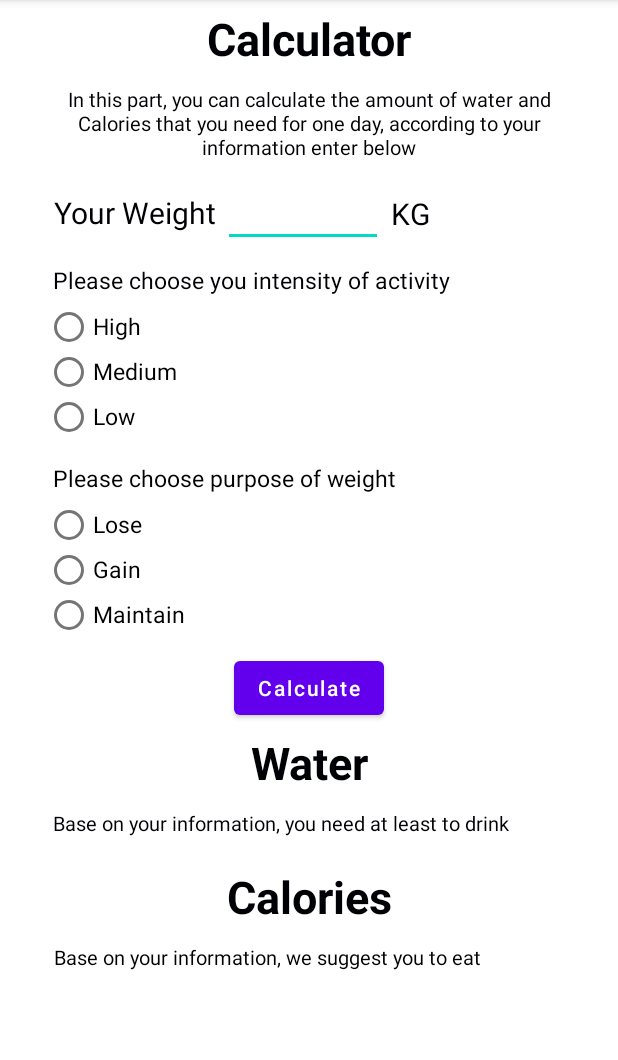
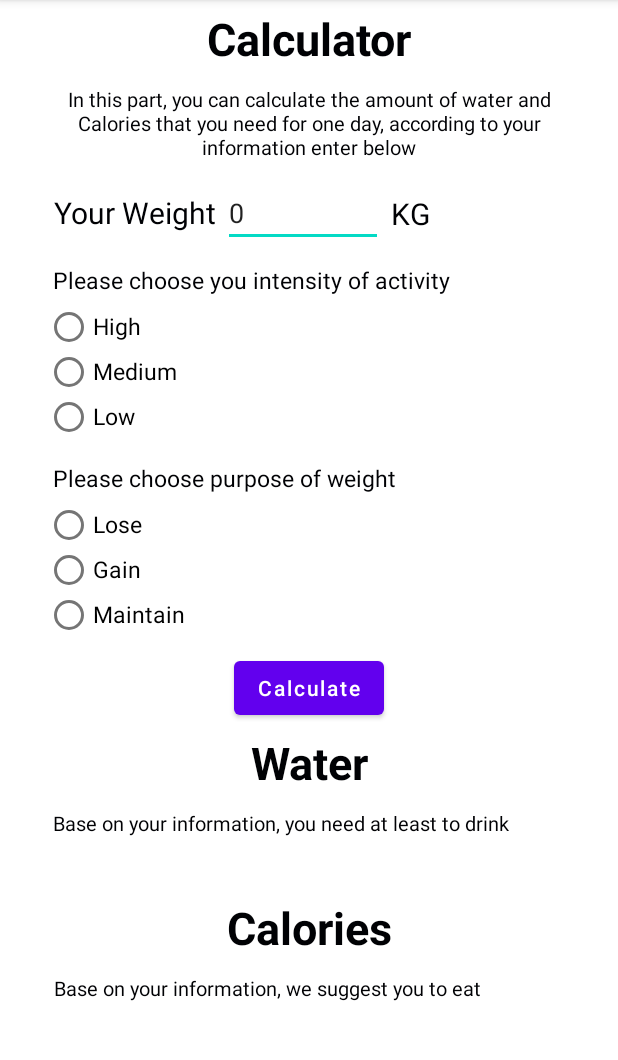
Before and after one commit to LlockieLleone/NutritiousLife, an Android app: the Calculator screen opened directly, with no data from a screen before it, on a phone screen of 412 x 824 dp, the part 84-1144 px from its top. Run offline under Robolectric (Android 15) with nearby library versions, the phone set to English and light mode, and no system bars; our stand-ins replace Firebase (no records; nobody signed in at launch, a user with empty details on screens opened directly).

Commit message:
debug_calculator_intentdata

```diff
--- a/app/src/main/java/com/example/nutritiouslife/Calculator.java
+++ b/app/src/main/java/com/example/nutritiouslife/Calculator.java
@@ -41,6 +41,7 @@ public class Calculator extends AppCompatActivity implements View.OnClickListene
     private int height;
     private int age;
     private int weight;
+    private String weightFromHome;
 
     DatabaseReference userDatabase, userChild;
 
@@ -66,11 +67,6 @@ public class Calculator extends AppCompatActivity implements View.OnClickListene
         textViewCaloriesResult = findViewById(R.id.textViewCaloriesResult);
         btnCalculate = findViewById(R.id.btnCalculate);
 
-        userId = getIntent().getStringExtra("schedule");
-
-        userDatabase = FirebaseDatabase.getInstance().getReference("user");
-
-
         rbLose.setOnClickListener(this);
         rbMaintain.setOnClickListener(this);
         rbGain.setOnClickListener(this);
@@ -79,17 +75,29 @@ public class Calculator extends AppCompatActivity implements View.OnClickListene
         rbHigh.setOnClickListener(this);
         btnCalculate.setOnClickListener(this);
 
+        userId = getIntent().getStringExtra("id");
+        weightFromHome = getIntent().getStringExtra("weight");
+
+        Toast.makeText(this,
+                "data get from home is " + weightFromHome,
+                Toast.LENGTH_LONG).show();
+
+        editTextWeightForCalculate.setText(String.valueOf(weight));
+
+        userDatabase = FirebaseDatabase.getInstance().getReference("user");
+
         userChild = FirebaseDatabase.getInstance().getReference("user").child(String.valueOf(userId));
 
         userChild.addValueEventListener(this);
 
-        editTextWeightForCalculate.setText(weight);
+
     }
 
     private int calculateWaterVolume(String intensity) throws Exception{
         int volume = 0;
         if(editTextWeightForCalculate.getText().toString() != "") {
             weight = Integer.valueOf(editTextWeightForCalculate.getText().toString());
+
             if(intensity.equals("High")) {
                 volume = (weight * 50) - 1500;
                 //need to consider the calories intake(food),
@@ -110,10 +118,8 @@ public class Calculator extends AppCompatActivity implements View.OnClickListene
 
     private int calculateCalories(String need) throws Exception{
         int cal = 0;
-
+        weight = Integer.valueOf(editTextWeightForCalculate.getText().toString());
         if(editTextWeightForCalculate.getText().toString() != "") {
-
-            weight = Integer.valueOf(editTextWeightForCalculate.getText().toString());
 
             if (need.equals("Lose")) {
                 cal = (int)((67 + (13.73 * weight) + (5 * height) - (6.9 * age)) * 1.1);
@@ -139,9 +145,14 @@ public class Calculator extends AppCompatActivity implements View.OnClickListene
     @Override
     public void onDataChange(@NonNull DataSnapshot dataSnapshot) {
         if(dataSnapshot.exists()) {
-            height = Integer.valueOf(dataSnapshot.child("name").getValue().toString());
+
+            height = Integer.valueOf(dataSnapshot.child("height").getValue().toString());
             age =  Integer.valueOf(dataSnapshot.child("age").getValue().toString());
-            weight = Integer.valueOf(dataSnapshot.child("weight").getValue().toString());
+
+        }else{
+            Toast.makeText(this,
+                    "Fail to find data from database",
+                    Toast.LENGTH_LONG).show();
         }
     }
 
@@ -149,7 +160,7 @@ public class Calculator extends AppCompatActivity implements View.OnClickListene
         try
         {
             waterVolume = calculateWaterVolume(intensity);
-            textViewWaterResult.setText(waterVolume + " ml water");
+            textViewWaterResult.setText(waterVolume + "ml water");
         }
         catch(Exception e)
         {
@@ -161,7 +172,7 @@ public class Calculator extends AppCompatActivity implements View.OnClickListene
         try
         {
             caloriesAmount = calculateCalories(need);
-            textViewCaloriesResult.setText(caloriesAmount + " cal food");
+            textViewCaloriesResult.setText(caloriesAmount + "cal food");
         }
         catch(Exception e)
         {
--- a/app/src/main/res/layout/activity_calculator.xml
+++ b/app/src/main/res/layout/activity_calculator.xml
@@ -208,9 +208,10 @@
         android:layout_width="wrap_content"
         android:layout_height="wrap_content"
         android:text=""
+        android:textSize="13dp"
 
-        app:layout_constraintLeft_toRightOf="@id/textView1"
-        app:layout_constraintTop_toTopOf="@id/textView1"
+        app:layout_constraintLeft_toLeftOf="@id/textView1"
+        app:layout_constraintTop_toBottomOf="@id/textView1"
 
         style="@style/textViewStyle"/>
 
@@ -245,10 +246,11 @@
         android:layout_width="wrap_content"
         android:layout_height="wrap_content"
         android:text=""
+        android:textSize="13dp"
 
 
-        app:layout_constraintLeft_toRightOf="@id/textView2"
-        app:layout_constraintTop_toTopOf="@id/textView2"
+        app:layout_constraintLeft_toLeftOf="@id/textView2"
+        app:layout_constraintTop_toBottomOf="@id/textView2"
 
         style="@style/textViewStyle"/>
 
```
Also changed, not shown: app/src/main/java/com/example/nutritiouslife/Home.java (+48 -7 lines).
